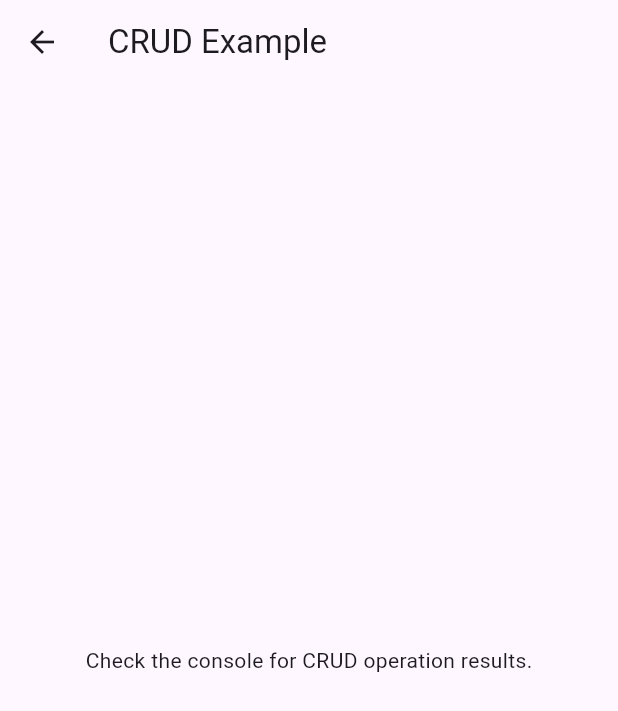
After one commit to AribArkaan/uts_mobile, a Flutter app: the CRUD screen opened directly, on a phone screen of 412 x 824 dp. The commit adds this screen. Shown: the top 711 px of the screen. Run offline on Flutter 3.47's test engine with Material 3 defaults, Android fonts, the phone set to English and light mode, and no system bars; our stand-ins replace fl_chart, math_expressions.

Commit message:
update code 2
update code 2

```diff
--- /dev/null
+++ b/lib/CRUD.dart
@@ -0,0 +1,78 @@
+import 'package:flutter/material.dart';
+
+void main() => runApp(MyApp());
+
+class MyApp extends StatelessWidget {
+  @override
+  Widget build(BuildContext context) {
+    return MaterialApp(
+      title: 'MANUAL CRUD',
+      home: CRUD(),
+    );
+  }
+}
+
+class User {
+  int id;
+  String name;
+  String email;
+
+  User({required this.id, required this.name, required this.email});
+}
+
+class UserDatabase {
+  List<User> users = [];
+
+  // Create
+  void addUser(User user) {
+    users.add(user);
+  }
+
+  // Read
+  List<User> getUsers() {
+    return users;
+  }
+
+  // Delete
+  void deleteUser(int userId) {
+    users.removeWhere((user) => user.id == userId);
+  }
+}
+
+class CRUD extends StatelessWidget {
+  @override
+  Widget build(BuildContext context) {
+    UserDatabase userDatabase = UserDatabase();
+
+    // Create
+    userDatabase
+        .addUser(User(id: 1, name: 'John Doe', email: 'john@example.com'));
+    userDatabase
+        .addUser(User(id: 2, name: 'Jane Doe', email: 'jane@example.com'));
+
+    // Read
+    List<User> allUsers = userDatabase.getUsers();
+    print('All Users:');
+    allUsers.forEach((user) {
+      print('ID: ${user.id}, Name: ${user.name}, Email: ${user.email}');
+    });
+
+    // Update
+
+    // Delete
+    userDatabase.deleteUser(2);
+    print('\nAfter Delete:');
+    userDatabase.getUsers().forEach((user) {
+      print('ID: ${user.id}, Name: ${user.name}, Email: ${user.email}');
+    });
+
+    return Scaffold(
+      appBar: AppBar(
+        title: Text('CRUD Example'),
+      ),
+      body: Center(
+        child: Text('Check the console for CRUD operation results.'),
+      ),
+    );
+  }
+}
--- a/lib/homepage.dart
+++ b/lib/homepage.dart
@@ -3,6 +3,7 @@ import 'login.dart';
 import 'bmi.dart'; // Import your BMI page
 import 'calculator.dart';
 import 'parse.dart';
+import 'CRUD.dart';
 
 class HomePage extends StatelessWidget {
   @override
@@ -71,6 +72,18 @@ class HomePage extends StatelessWidget {
                 );
               },
             ),
+
+            Spacer(), // Add some space to push the logout button to the bottom
+            ListTile(
+              title: Text('list data'),
+              onTap: () {
+                Navigator.push(
+                  context,
+                  MaterialPageRoute(builder: (context) => CRUD()),
+                );
+              },
+            ),
+
             Spacer(), // Add some space to push the logout button to the bottom
             ListTile(
               title: Text('Logout'),
```
